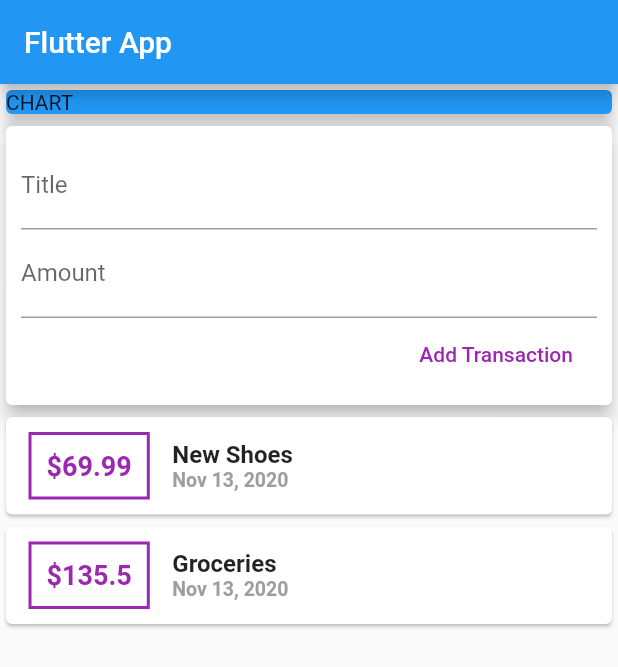
After one commit to kishaprudente/flutter_budget_app, a Flutter app: the screen it shows after launch, on a phone screen of 412 x 824 dp. The commit adds this screen. Shown: the top 667 px of the screen. Run offline on Flutter 3.47's test engine with Material 2 defaults, Android fonts, the phone set to English and light mode, and no system bars.

Commit message:
break down widgets

```diff
--- /dev/null
+++ b/lib/widgets/new_transaction.dart
@@ -0,0 +1,42 @@
+import 'package:flutter/material.dart';
+
+class NewTransaction extends StatelessWidget {
+  final Function addTx;
+  final titleController = TextEditingController();
+  final amountController = TextEditingController();
+
+  NewTransaction(this.addTx);
+
+  @override
+  Widget build(BuildContext context) {
+    return Card(
+      elevation: 5,
+      child: Container(
+        padding: EdgeInsets.all(10),
+        child: Column(
+          crossAxisAlignment: CrossAxisAlignment.end,
+          children: <Widget>[
+            TextField(
+              decoration: InputDecoration(labelText: 'Title'),
+              controller: titleController,
+            ),
+            TextField(
+              decoration: InputDecoration(labelText: 'Amount'),
+              controller: amountController,
+            ),
+            FlatButton(
+              textColor: Colors.purple,
+              child: Text('Add Transaction'),
+              onPressed: () {
+                addTx(
+                  titleController.text,
+                  double.parse(amountController.text),
+                );
+              },
+            ),
+          ],
+        ),
+      ),
+    );
+  }
+}
--- /dev/null
+++ b/lib/widgets/transaction_list.dart
@@ -0,0 +1,68 @@
+import 'package:flutter/material.dart';
+import 'package:intl/intl.dart';
+
+import '../models/transaction.dart';
+
+class TransactionList extends StatelessWidget {
+  final List<Transaction> transactions;
+
+  TransactionList(this.transactions);
+
+  @override
+  Widget build(BuildContext context) {
+    return Container(
+      height: 400,
+      child: ListView(
+        children: transactions.map((tx) {
+          return Card(
+            child: Row(
+              children: <Widget>[
+                Container(
+                  margin: EdgeInsets.symmetric(
+                    vertical: 10,
+                    horizontal: 15,
+                  ),
+                  decoration: BoxDecoration(
+                    border: Border.all(
+                      color: Colors.purple,
+                      width: 2,
+                    ),
+                  ),
+                  padding: EdgeInsets.all(10),
+                  child: Text(
+                    '\$${tx.amount}',
+                    style: TextStyle(
+                      fontWeight: FontWeight.bold,
+                      fontSize: 18,
+                      color: Colors.purple,
+                    ),
+                  ),
+                ),
+                Column(
+                  crossAxisAlignment: CrossAxisAlignment.start,
+                  children: <Widget>[
+                    Text(
+                      tx.title,
+                      style: TextStyle(
+                        fontWeight: FontWeight.bold,
+                        fontSize: 16,
+                      ),
+                    ),
+                    Text(
+                      DateFormat.yMMMd().format(tx.date),
+                      style: TextStyle(
+                        color: Colors.grey,
+                        fontWeight: FontWeight.bold,
+                        fontSize: 13,
+                      ),
+                    ),
+                  ],
+                )
+              ],
+            ),
+          );
+        }).toList(),
+      ),
+    );
+  }
+}
--- /dev/null
+++ b/lib/widgets/user_transaction.dart
@@ -0,0 +1,49 @@
+import 'package:flutter/material.dart';
+
+import './transaction_list.dart';
+import './new_transaction.dart';
+import '../models/transaction.dart';
+
+class UserTransactions extends StatefulWidget {
+  @override
+  _UserTransactionsState createState() => _UserTransactionsState();
+}
+
+class _UserTransactionsState extends State<UserTransactions> {
+  final List<Transaction> _userTransactions = [
+    Transaction(
+      id: 't1',
+      title: 'New Shoes',
+      amount: 69.99,
+      date: DateTime.now(),
+    ),
+    Transaction(
+      id: 't2',
+      title: 'Groceries',
+      amount: 135.50,
+      date: DateTime.now(),
+    ),
+  ];
+
+  void _addNewTransaction(String title, double amount) {
+    final newTx = Transaction(
+      id: DateTime.now().toString(),
+      title: title,
+      amount: amount,
+      date: DateTime.now(),
+    );
+    setState(() {
+      _userTransactions.add(newTx);
+    });
+  }
+
+  @override
+  Widget build(BuildContext context) {
+    return Column(
+      children: <Widget>[
+        NewTransaction(_addNewTransaction),
+        TransactionList(_userTransactions),
+      ],
+    );
+  }
+}
```
Also changed, not shown: lib/main.dart (+4 -99 lines), lib/transaction.dart (deleted, +0 -14 lines).
